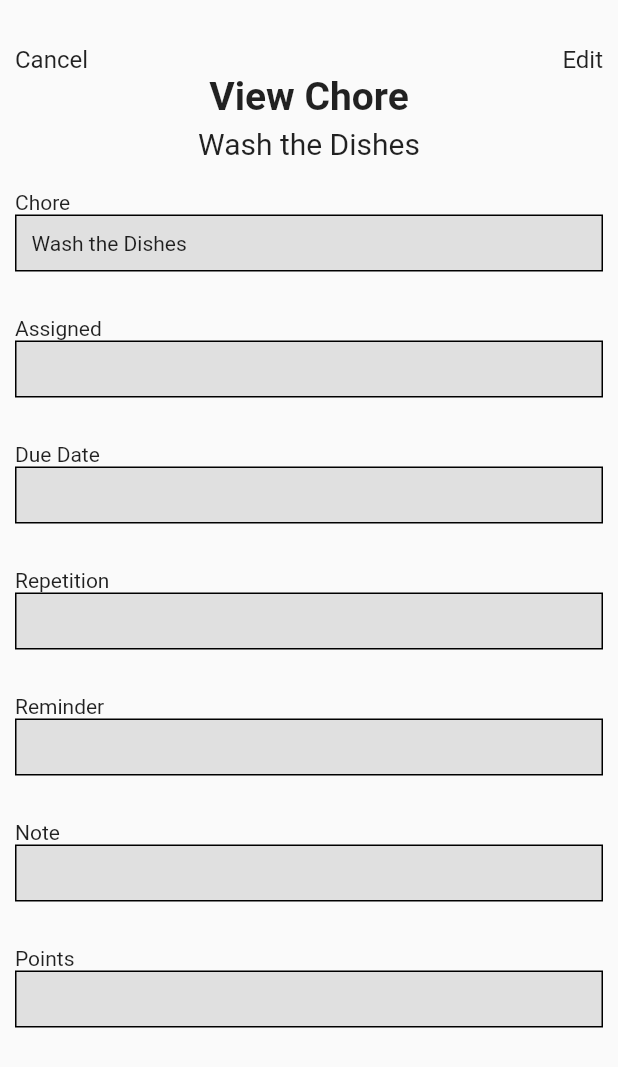
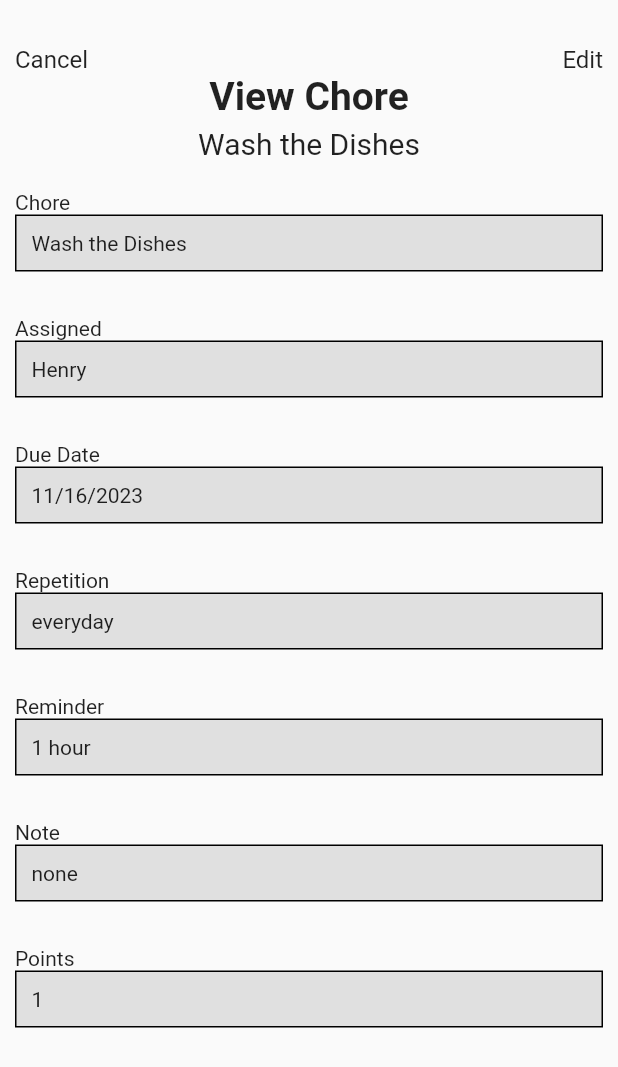
Before and after one commit to Jdd2020/rumii, a Flutter app: the DashboardView screen opened by its route, after a tap on "Wash the Dishes", on a phone screen of 412 x 824 dp. Shown: the top 1067 px of the screen. Run offline on Flutter 3.47's test engine with Material 2 defaults, Android fonts, the light colour scheme and no system bars.

Commit message:
view chore from dashboard

```diff
--- a/lib/views/Dashboard/dashboard_view.dart
+++ b/lib/views/Dashboard/dashboard_view.dart
@@ -6,6 +6,8 @@ import 'package:flutter/services.dart';
 import 'package:rumii/viewmodels/login_view_model.dart';
 import 'package:rumii/views/Chores/chore_list_view.dart';
 import 'package:rumii/views/Chores/view_chore_view.dart';
+import 'package:rumii/viewmodels/chore_view_model.dart';
+import 'package:rumii/models/chore_model.dart';
 
 class DashboardView extends StatefulWidget {
   const DashboardView({super.key});
@@ -21,7 +23,7 @@ class _DashboardViewState extends State<DashboardView> {
   String personName = "";
   String houseKey = "";
 
-  List<String> _recentChores = [];
+  List<Chore> _recentChores = [];
   List<String> _recentStoreNeeds = [];
   List<String> _recentEvents = [];
 
@@ -31,7 +33,7 @@ class _DashboardViewState extends State<DashboardView> {
     List<String> recentEvents = await _dataProvider.fetchRecentEvents();
 
     Map<String, dynamic> jsonData = await _dataProvider.fetchJsonData();
-    List<String> recentChores =
+    List<Chore> recentChores =
         await _dataProvider.fetchRecentChores("Henry", "DSBU781");
 
     setState(() {
@@ -86,9 +88,9 @@ class _DashboardViewState extends State<DashboardView> {
                         Icons.view_list_outlined),
                     const SizedBox(height: 5),
                     _buildList("Store Needs", "/shopping_list",
-                        _recentStoreNeeds, Icons.shopping_cart_outlined),
+                        [], Icons.shopping_cart_outlined), // replace array with _recentStoreNeeds
                     const SizedBox(height: 5),
-                    _buildList("Upcoming Events", "/calendar", _recentEvents,
+                    _buildList("Upcoming Events", "/calendar", [], // replace array with _recentEvents
                         Icons.calendar_month_outlined),
                     const SizedBox(height: 5),
                   ]))),
@@ -101,7 +103,7 @@ class _DashboardViewState extends State<DashboardView> {
   }
 
   Widget _buildList(
-      String title, String route, List<String> items, IconData iconData) {
+      String title, String route, List<Chore> items, IconData iconData) {
     return Column(
       //crossAxisAlignment: CrossAxisAlignment.start,
       children: [
@@ -132,25 +134,28 @@ class _DashboardViewState extends State<DashboardView> {
           physics: const NeverScrollableScrollPhysics(),
           itemCount: items.length,
           itemBuilder: (context, index) {
+            Chore chore = items[index];
+
             return Card(
               elevation: 2,
               margin: const EdgeInsets.symmetric(vertical: 5, horizontal: 10),
               child: ListTile(
-                title: Text(items[index]),
+                title: Text(chore.name),
                 onTap: () => {
                   Navigator.push(
                     context,
                     MaterialPageRoute(
                       builder: (context) => ViewChore(
-                          choreName: items[index],
-                          dueDate: "",
-                          reminder: "",
-                          repetition: "",
-                          points: "",
-                          note: "",
-                          assignUser: ""),
+                          choreName: chore.name,
+                          dueDate: chore.dueDate,
+                          reminder: "1 hour",
+                          repetition: "everyday",
+                          points: "1",
+                          note: "none",
+                          assignUser: "Henry",
                     ),
-                  )
+                  ),
+                  ),
                 },
               ),
             );
@@ -172,12 +177,12 @@ class DataProvider {
     return jsonData;
   }
 
-  Future<List<String>> fetchRecentChores(
+  Future<List<Chore>> fetchRecentChores(
       String personName, String houseKey) async {
     //await Future.delayed(const Duration(seconds: 0));
 
     final Map<String, dynamic> jsonData = await fetchJsonData();
-    final List<String> recentChores = [];
+    final List<Chore> recentChores = [];
 
     if (jsonData.containsKey(houseKey)) {
       //personName
@@ -192,7 +197,14 @@ class DataProvider {
 
         // Retrieve up to 3 most recent chores
         for (int i = 0; i < 3 && i < chores.length; i++) {
-          recentChores.add(chores[i]['name']);
+          final choreData = chores[i];
+          final chore = Chore(
+            name: choreData['name'],
+            dueDate: choreData['dueDate'],
+            priority: choreData['priority'],
+            isCompleted: choreData['isCompleted'],
+          );
+          recentChores.add(chore);
         }
       }
     }
```
